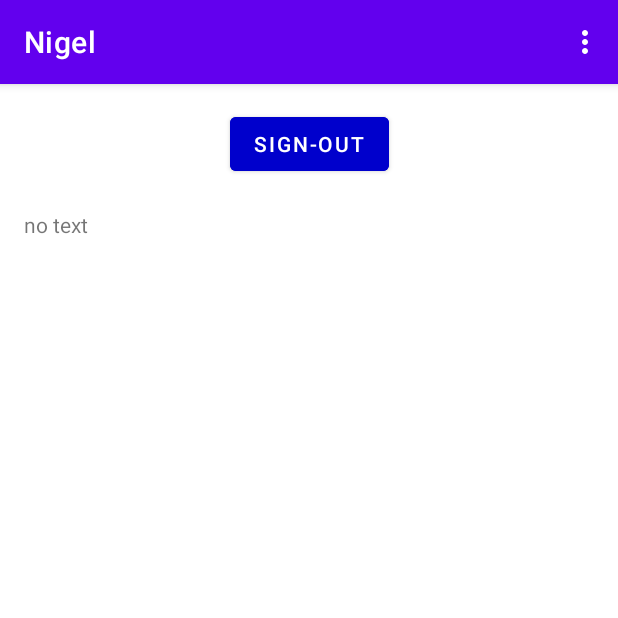
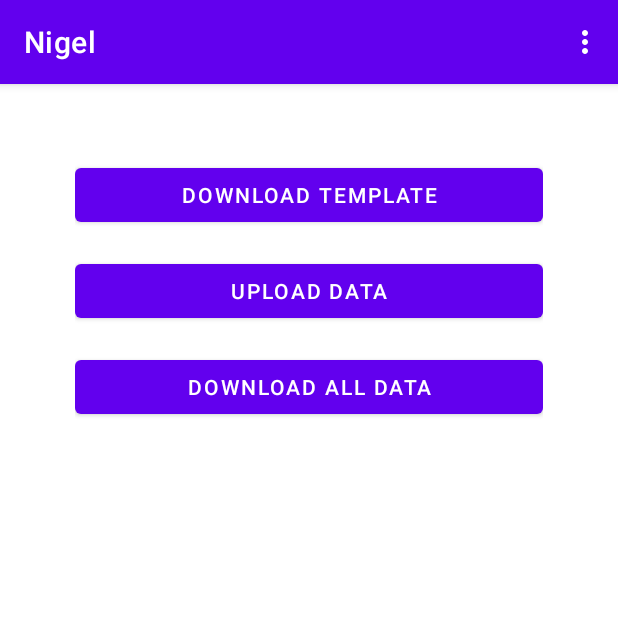
Before and after one commit to glucose-response/Nigel, an Android app: the MainActivity screen opened directly, with no data from a screen before it, in the options menu, after a tap on "Settings", on a phone screen of 412 x 824 dp, the top half of it. Run offline under Robolectric (Android 15) with nearby library versions, the phone set to English and light mode, and no system bars; libraries missing offline, so code that uses them is left out: com.github.mikephil.charting, com.opencsv, com.opencsv.exceptions; 41 statements that could not run were skipped.

Commit message:
Added 3 buttons to upload and download data

```diff
--- a/app/build.gradle
+++ b/app/build.gradle
@@ -122,6 +122,9 @@ dependencies {
     implementation 'com.github.PhilJay:MPAndroidChart:v3.1.0'
     implementation 'com.squareup.okhttp3:okhttp:4.9.0'
 
+    implementation 'com.squareup.retrofit2:retrofit:2.9.0'
+    implementation 'com.squareup.retrofit2:converter-gson:2.9.0'
+
     implementation fileTree(dir: 'libs', include: ['*.jar'])
     implementation "androidx.appcompat:appcompat:$rootProject.ext.appCompatVersion"
     implementation "androidx.constraintlayout:constraintlayout:$rootProject.ext.constraintLayoutVersion"
--- a/app/src/main/java/com/example/nigel/MainActivity.java
+++ b/app/src/main/java/com/example/nigel/MainActivity.java
@@ -40,7 +40,6 @@ public class MainActivity extends AppCompatActivity {
     private AccountSettings settings;
     private ConstraintLayout mContentMain;
 
-
     @Override
     protected void onCreate(Bundle savedInstanceState) {
         super.onCreate(savedInstanceState);
@@ -66,6 +65,10 @@ public class MainActivity extends AppCompatActivity {
             displayFragment(new MainBabyFragment());
             return true;
         }
+        if (id == R.id.upload_download) {
+            displayFragment(new UploadDownloadFragment());
+            return true;
+        }
 
         return super.onOptionsItemSelected(item);
     }
--- /dev/null
+++ b/app/src/main/res/layout/upload_download_test.xml
@@ -0,0 +1,39 @@
+<?xml version="1.0" encoding="utf-8"?>
+<androidx.constraintlayout.widget.ConstraintLayout xmlns:android="http://schemas.android.com/apk/res/android"
+    android:layout_width="match_parent"
+    android:layout_height="match_parent">
+
+    <!-- res/layout/activity_new_page.xml -->
+
+    <LinearLayout
+        xmlns:android="http://schemas.android.com/apk/res/android"
+        xmlns:tools="http://schemas.android.com/tools"
+        android:layout_width="match_parent"
+        android:layout_height="match_parent"
+        android:orientation="vertical"
+        android:padding="50dp"
+        tools:context=".NewPageActivity">
+
+        <Button
+            android:id="@+id/btnDownloadTemplate"
+            android:layout_width="match_parent"
+            android:layout_height="wrap_content"
+            android:layout_marginBottom="16dp"
+            android:text="Download Template"/>
+
+        <Button
+            android:id="@+id/btnUploadData"
+            android:layout_width="match_parent"
+            android:layout_height="wrap_content"
+            android:layout_marginBottom="16dp"
+            android:text="Upload Data"/>
+
+        <Button
+            android:id="@+id/btnDownloadAllData"
+            android:layout_width="match_parent"
+            android:layout_height="wrap_content"
+            android:text="Download All Data"/>
+
+    </LinearLayout>
+
+</androidx.constraintlayout.widget.ConstraintLayout>
--- a/app/src/main/res/menu/menu_main.xml
+++ b/app/src/main/res/menu/menu_main.xml
@@ -14,6 +14,11 @@
         android:title="Account"
         app:showAsAction="never" />
     <item
+        android:id="@+id/upload_download"
+        android:orderInCategory="100"
+        android:title="Upload/Download"
+        app:showAsAction="never" />
+    <item
         android:id="@+id/action_settings"
         android:orderInCategory="100"
         android:title="@string/action_settings"
```
Also changed, not shown: app/src/main/java/com/example/nigel/BabyApi.java (added, +11 -0 lines), app/src/main/java/com/example/nigel/UploadDownloadFragment.java (added, +51 -0 lines).
